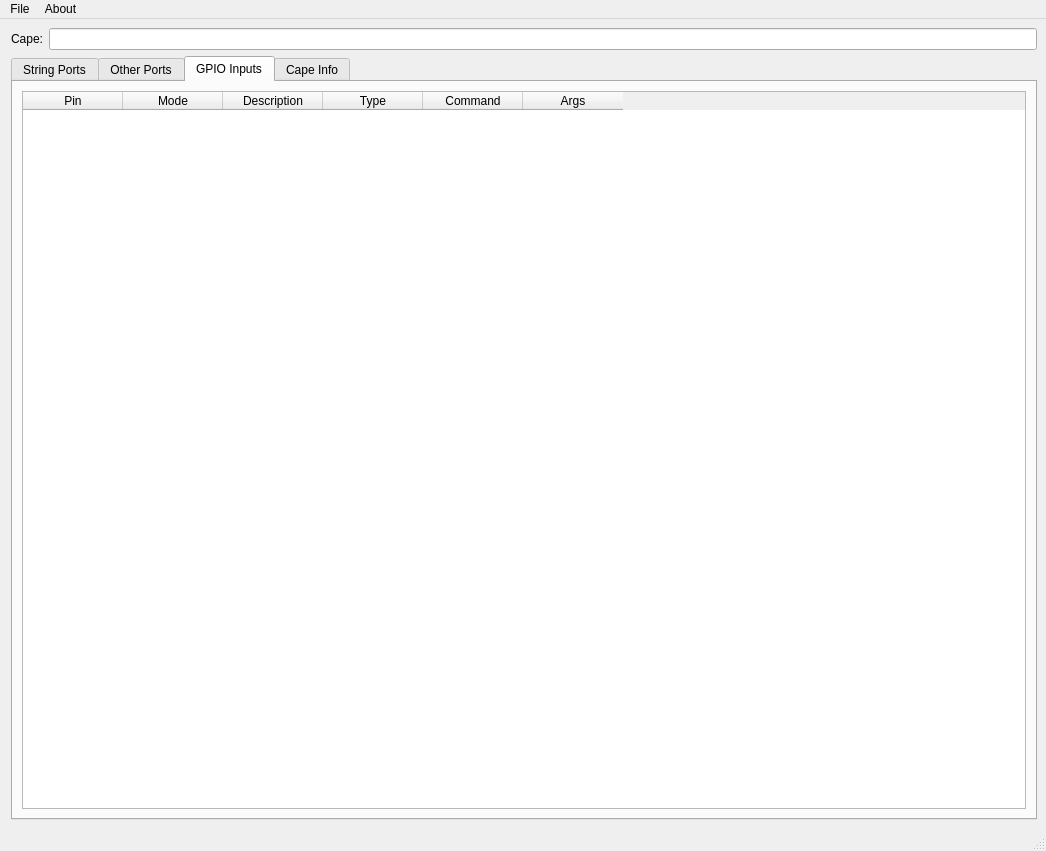
Before: the Qt Designer form res/mainwindow.ui in computergeek1507/ControllerBackup, drawn with Qt 5.
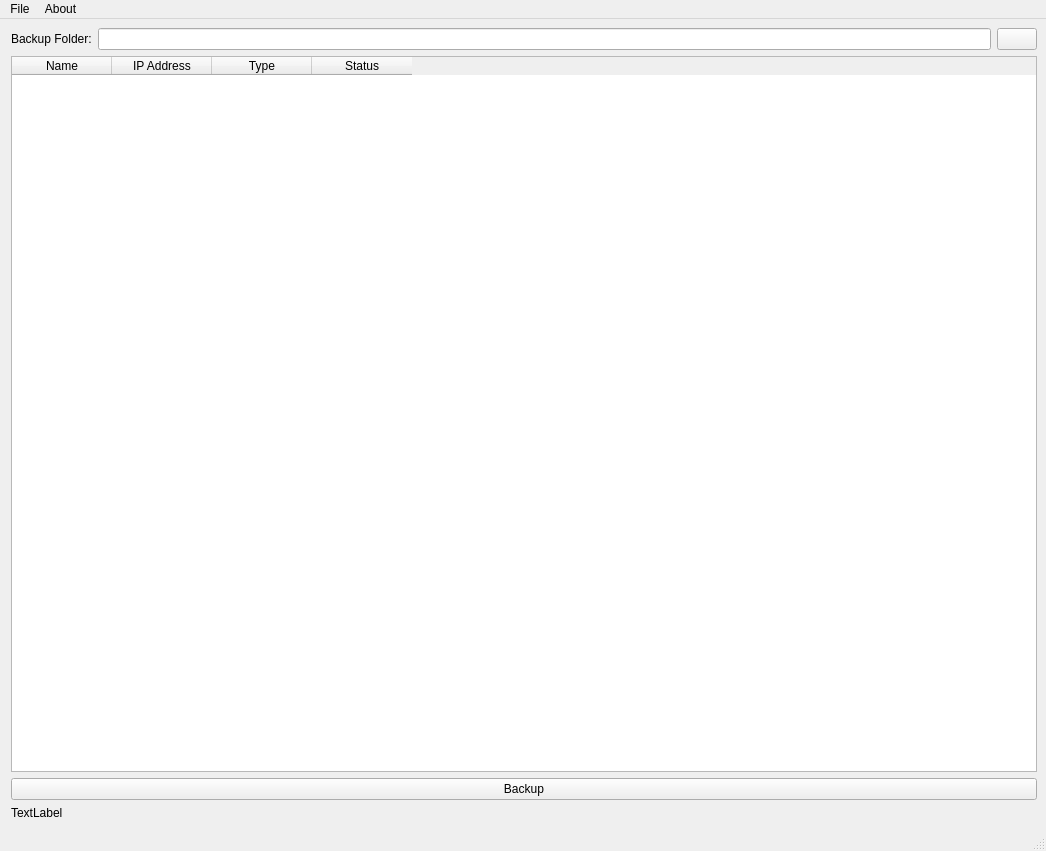
After: the same form once the commit is applied. The open tabs and pages were chosen to show the change. Icons and pictures are not drawn.

```diff
--- a/res/mainwindow.ui
+++ b/res/mainwindow.ui
@@ -27,67 +27,54 @@
       <property name="verticalSpacing">
        <number>3</number>
       </property>
-      <item row="0" column="1">
-       <widget class="QLineEdit" name="leProject">
+      <item row="1" column="0">
+       <widget class="QLabel" name="label">
+        <property name="text">
+         <string>Backup Folder:</string>
+        </property>
+       </widget>
+      </item>
+      <item row="1" column="1">
+       <widget class="QLineEdit" name="leBackupFolder">
         <property name="readOnly">
          <bool>true</bool>
         </property>
        </widget>
       </item>
-      <item row="0" column="0">
-       <widget class="QLabel" name="label">
+      <item row="1" column="2">
+       <widget class="QPushButton" name="pbBackupFolder">
         <property name="text">
-         <string>Cape:</string>
+         <string/>
+        </property>
+        <property name="icon">
+         <iconset resource="ControllerBackup.qrc">
+          <normaloff>:/ControllerBackup/icons/folder.png</normaloff>:/ControllerBackup/icons/folder.png</iconset>
         </property>
        </widget>
       </item>
      </layout>
     </item>
     <item>
-     <widget class="QTabWidget" name="tabWidget">
-      <property name="currentIndex">
-       <number>0</number>
-      </property>
-      <widget class="QWidget" name="tabStringPorts">
-       <attribute name="title">
-        <string>String Ports</string>
-       </attribute>
-       <layout class="QVBoxLayout" name="verticalLayout_3">
-        <item>
-         <widget class="QComboBox" name="comboBoxCape"/>
-        </item>
-        <item>
-         <widget class="QTableWidget" name="twParts">
+     <widget class="QTableWidget" name="twControllers">
           <property name="columnCount">
-           <number>2</number>
-          </property>
-          <attribute name="verticalHeaderMinimumSectionSize">
-           <number>25</number>
-          </attribute>
+       <number>4</number>
+      </property>
           <attribute name="verticalHeaderDefaultSectionSize">
            <number>30</number>
           </attribute>
+      <attribute name="verticalHeaderMinimumSectionSize">
+       <number>25</number>
+      </attribute>
           <column>
            <property name="text">
-            <string>String Ports</string>
+        <string>Name</string>
            </property>
           </column>
           <column>
            <property name="text">
-            <string>GPIO</string>
-           </property>
-          </column>
-         </widget>
-        </item>
-       </layout>
-      </widget>
-      <widget class="QWidget" name="tabSerial">
-       <attribute name="title">
-        <string>Other Ports</string>
-       </attribute>
-       <layout class="QGridLayout" name="gridLayout_2">
-        <item row="0" column="0">
-         <widget class="QTableWidget" name="twOther">
+        <string>IP Address</string>
+       </property>
+      </column>
           <column>
            <property name="text">
             <string>Type</string>
@@ -95,64 +82,27 @@
           </column>
           <column>
            <property name="text">
-            <string>Device</string>
+        <string>Status</string>
            </property>
           </column>
          </widget>
         </item>
-       </layout>
-      </widget>
-      <widget class="QWidget" name="tabGPIO">
-       <attribute name="title">
-        <string>GPIO Inputs</string>
-       </attribute>
-       <layout class="QGridLayout" name="gridLayout_3">
-        <item row="0" column="0">
-         <widget class="QTableWidget" name="twGPIO">
-          <column>
+    <item>
+     <widget class="QPushButton" name="pb_backup">
            <property name="text">
-            <string>Pin</string>
-           </property>
-          </column>
-          <column>
-           <property name="text">
-            <string>Mode</string>
-           </property>
-          </column>
-          <column>
-           <property name="text">
-            <string>Description</string>
-           </property>
-          </column>
-          <column>
-           <property name="text">
-            <string>Type</string>
-           </property>
-          </column>
-          <column>
-           <property name="text">
-            <string>Command</string>
-           </property>
-          </column>
-          <column>
-           <property name="text">
-            <string>Args</string>
-           </property>
-          </column>
-         </widget>
-        </item>
-       </layout>
-      </widget>
-      <widget class="QWidget" name="tabCapeInfo">
-       <attribute name="title">
-        <string>Cape Info</string>
-       </attribute>
-       <layout class="QVBoxLayout" name="verticalLayout_4">
+       <string>Backup</string>
+      </property>
+      <property name="icon">
+       <iconset resource="ControllerBackup.qrc">
+        <normaloff>:/ControllerBackup/icons/drive.png</normaloff>:/ControllerBackup/icons/drive.png</iconset>
+      </property>
+     </widget>
+    </item>
         <item>
-         <widget class="QTextEdit" name="textEditCapeInfo"/>
-        </item>
-       </layout>
-      </widget>
+     <widget class="QLabel" name="lblShowFolder">
+      <property name="text">
+       <string>TextLabel</string>
+      </property>
      </widget>
     </item>
    </layout>
```
Left out of the diff: 16 changed lines with no effect on the pictures. Lines whose indentation alone changed are shown as unchanged.
